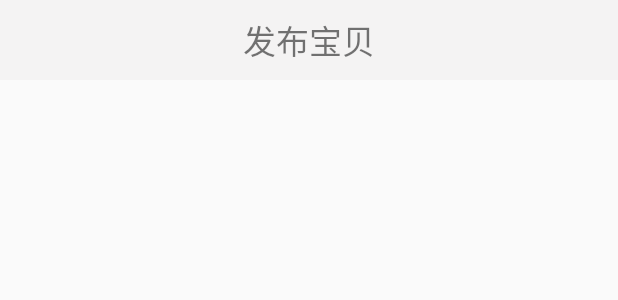
After one commit to Jordan-Zhao/shar_app, an Android app: the layout activity_publish_item.xml on its own in the app's theme, with its tools: preview values and no code run, on a phone screen of 412 x 824 dp. The commit adds this screen. Shown: the top 300 px of the screen. Run offline under Robolectric (Android 15) with nearby library versions, the phone set to English and light mode, and no system bars.

Commit message:
1,restruct login, sharedPref .... these function 2,init publish item page

```diff
--- a/ShareLocker/app/build.gradle
+++ b/ShareLocker/app/build.gradle
@@ -3,7 +3,7 @@ apply plugin: 'com.android.application'
 android {
     compileSdkVersion 26
 
-    android{
+    android {
         compileOptions.encoding = 'utf8'
     }
 
--- a/ShareLocker/app/src/main/java/com/share/locker/common/AppConfig.java
+++ b/ShareLocker/app/src/main/java/com/share/locker/common/AppConfigVO.java
@@ -16,8 +16,8 @@ import java.util.Map;
  * Created by Jordan on 16/01/2018.
  */
 
-public class AppConfig {
-    private final static String TAG_LOG = "AppConfig";
+public class AppConfigVO {
+    private final static String TAG_LOG = "AppConfigVO";
 
     public static String passwordMD5Key;
 
--- a/ShareLocker/app/src/main/java/com/share/locker/common/Constants.java
+++ b/ShareLocker/app/src/main/java/com/share/locker/common/Constants.java
@@ -21,4 +21,8 @@ public class Constants {
     public final static String HTTP_RESULT_JSON_TYPE_OBJECT = "HTTP_RESULT_JSON_TYPE_OBJECT";	//http 请求返回的json：Object
     public final static String HTTP_RESULT_JSON_TYPE_ARRAY = "HTTP_RESULT_JSON_TYPE_ARRAY";	//http 请求返回的json：ARRAY
 
+    public final static String KEY_LOGINED_JUMP = "KEY_LOGINED_JUMP";   //发起登录Intent里的key
+    public final static String LOGINED_JUMP_TO_MINE = "LOGINED_JUMP_TO_MINE";   //登录后跳转到Mine页面
+    public final static String LOGINED_JUMP_TO_PUBLISH_ITEM = "LOGINED_JUMP_TO_PUBLISH_ITEM";   //登录后跳转到“发布宝贝”页面，显示发布完成
+
 }
--- a/ShareLocker/app/src/main/java/com/share/locker/ui/Tab.java
+++ b/ShareLocker/app/src/main/java/com/share/locker/ui/MainTabData.java
@@ -1,15 +1,16 @@
 package com.share.locker.ui;
 
 /**
+ * 封装底部主tab的菜单数据
  * Created by ruolan on 2015/11/29.
  */
-public class Tab {
+public class MainTabData {
 
     private int title;
     private int image;
     private Class fragment;
 
-    public Tab(int title, int image, Class fragment) {
+    public MainTabData(int title, int image, Class fragment) {
         this.title = title;
         this.image = image;
         this.fragment = fragment;
--- /dev/null
+++ b/ShareLocker/app/src/main/res/layout/activity_publish_item.xml
@@ -0,0 +1,23 @@
+<?xml version="1.0" encoding="utf-8"?>
+<LinearLayout xmlns:android="http://schemas.android.com/apk/res/android"
+    xmlns:app="http://schemas.android.com/apk/res-auto"
+    xmlns:tools="http://schemas.android.com/tools"
+    android:layout_width="match_parent"
+    android:layout_height="match_parent"
+    android:orientation="vertical"
+    tools:context="com.share.locker.PublishItemActivity">
+    <LinearLayout
+        android:layout_width="match_parent"
+        android:layout_height="wrap_content"
+        android:gravity="center"
+        android:background="@color/grey"
+        android:padding="10dp">
+        <TextView
+            android:layout_width="wrap_content"
+            android:layout_height="wrap_content"
+            android:layout_gravity="center"
+            android:text="发布宝贝"
+            android:textSize="10pt"/>
+    </LinearLayout>
+
+</LinearLayout>
```
Also changed, not shown: ShareLocker/app/src/main/AndroidManifest.xml (+7 -3 lines), ShareLocker/app/src/main/java/com/share/locker/LoginActivity.java (+24 -13 lines), ShareLocker/app/src/main/java/com/share/locker/MainActivity.java (+42 -31 lines), ShareLocker/app/src/main/java/com/share/locker/PublishItemActivity.java (added, +19 -0 lines), ShareLocker/app/src/main/java/com/share/locker/common/BizUtil.java (added, +65 -0 lines), ShareLocker/app/src/main/java/com/share/locker/common/LockerAppInitializer.java (+18 -30 lines), ShareLocker/app/src/main/java/com/share/locker/common/LoginUserVO.java (added, +26 -0 lines), ShareLocker/app/src/main/java/com/share/locker/ui/fragment/TabMineFragment.java (+18 -22 lines), ShareLocker/app/src/main/res/layout/fragment_item_publish.xml (+1 -6 lines).
